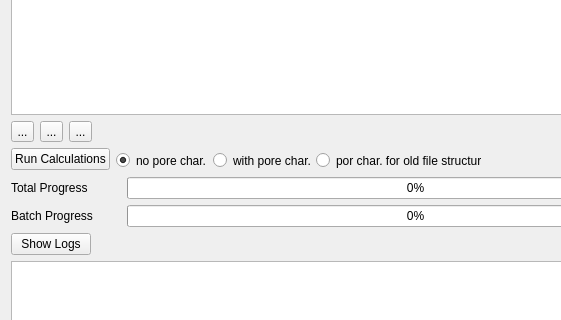
Old version of the form modules/PorosityAnalyser/ComputeSegmentations.ui in the repository 3dct/open_iA; both pictures show x 0 to 561 and y 388 to 708 of the 715 by 1030 pixel window.
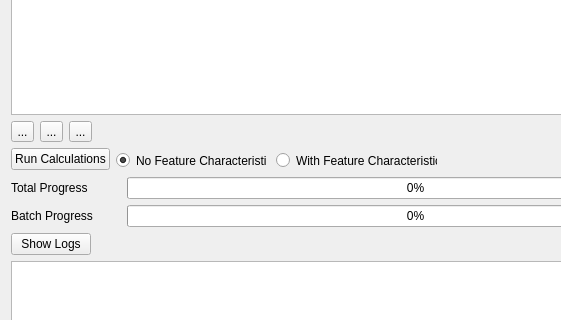
New version of the form. Icons and pictures are not drawn.

Commit message: PorosityAnalyzer computes and process feature characteristcs

```diff
--- a/modules/PorosityAnalyser/ComputeSegmentations.ui
+++ b/modules/PorosityAnalyser/ComputeSegmentations.ui
@@ -492,9 +492,9 @@
        <widget class="QRadioButton" name="rbNewPipelineData">
         <property name="geometry">
          <rect>
-          <x>97</x>
+          <x>160</x>
           <y>4</y>
-          <width>111</width>
+          <width>161</width>
           <height>17</height>
          </rect>
         </property>
@@ -502,34 +502,18 @@
          <string>&lt;html&gt;&lt;head/&gt;&lt;body&gt;&lt;p&gt;Calculates the pore characteristics for every defined pipeline in the table &lt;/p&gt;&lt;/body&gt;&lt;/html&gt;</string>
         </property>
         <property name="text">
-         <string>with pore char.</string>
+         <string>With Feature Characteristics</string>
         </property>
         <property name="checked">
          <bool>false</bool>
         </property>
        </widget>
-       <widget class="QRadioButton" name="rbExistingPipelineData">
-        <property name="geometry">
-         <rect>
-          <x>200</x>
-          <y>4</y>
-          <width>165</width>
-          <height>17</height>
-         </rect>
-        </property>
-        <property name="toolTip">
-         <string>&lt;html&gt;&lt;head/&gt;&lt;body&gt;&lt;p&gt;Calculates the pore characteristics for all the existing pipeline data in the results folder &lt;/p&gt;&lt;/body&gt;&lt;/html&gt;</string>
-        </property>
-        <property name="text">
-         <string>por char. for old file structure</string>
-        </property>
-       </widget>
        <widget class="QRadioButton" name="rbNewPipelineDataNoPores">
         <property name="geometry">
          <rect>
           <x>0</x>
           <y>4</y>
-          <width>111</width>
+          <width>151</width>
           <height>17</height>
          </rect>
         </property>
@@ -537,7 +521,7 @@
          <string>&lt;html&gt;&lt;head/&gt;&lt;body&gt;&lt;p&gt;Calculates no pore charcteristics for the defined pipelines in the table&lt;br/&gt;&lt;/p&gt;&lt;/body&gt;&lt;/html&gt;</string>
         </property>
         <property name="text">
-         <string>no pore char.</string>
+         <string>No Feature Characteristics</string>
         </property>
         <property name="checked">
          <bool>true</bool>
```
The commit also changes 8 other files.
